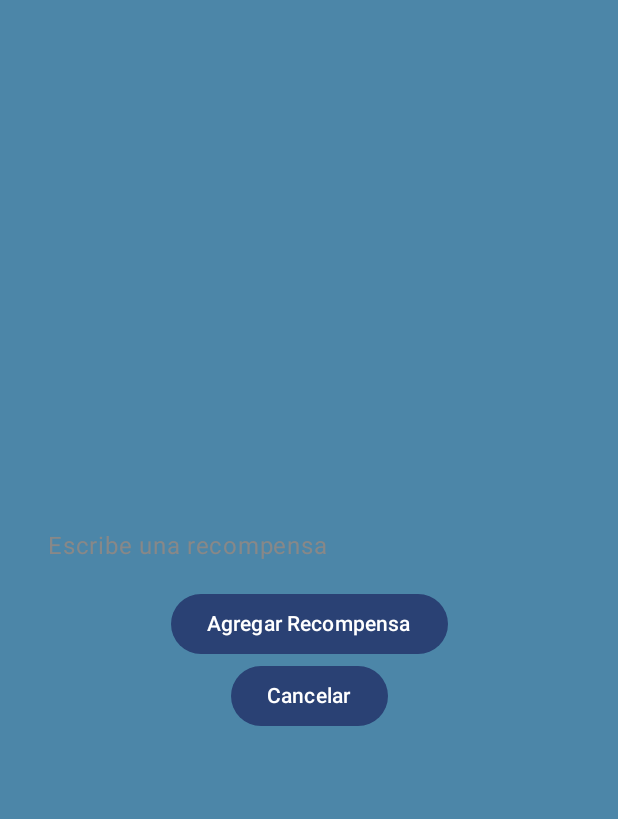
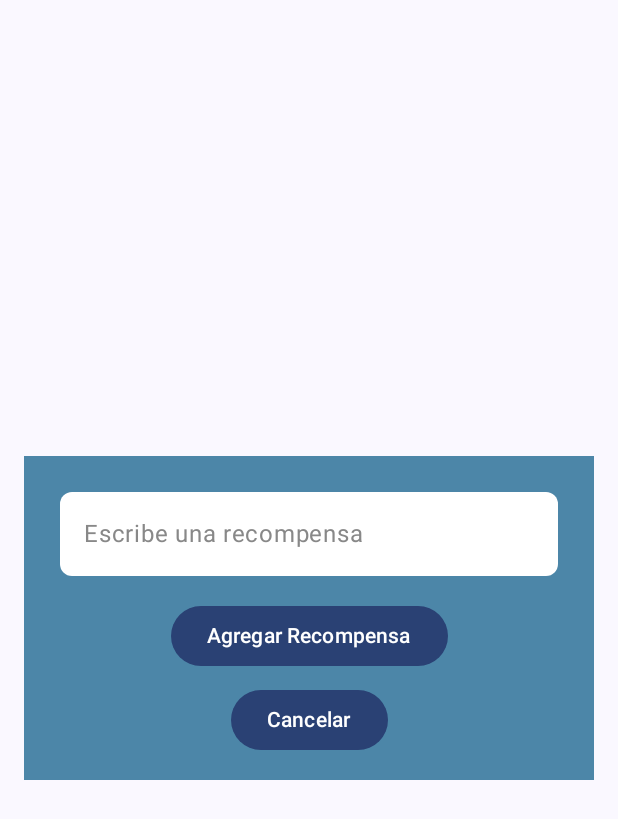
Before and after one commit to KAEM10/TaskMaster, an Android app built with Jetpack Compose: the composable AddRewardDialog shown on its own in the app's theme, on a phone screen of 412 x 824 dp. Shown: the top 819 px of the screen. Run offline under Robolectric (Android 15) with nearby library versions, the phone set to English and light mode, and no system bars.

Commit message:
update reward end

```diff
--- a/app/src/main/java/edu/unicauca/taskmaster/ui/screens/reward/RewardScreen.kt
+++ b/app/src/main/java/edu/unicauca/taskmaster/ui/screens/reward/RewardScreen.kt
@@ -5,6 +5,7 @@ import androidx.compose.foundation.Image
 import androidx.compose.foundation.background
 import androidx.compose.foundation.clickable
 import androidx.compose.foundation.layout.*
+import androidx.compose.foundation.shape.RoundedCornerShape
 import androidx.compose.foundation.text.BasicTextField
 import androidx.compose.material3.Button
 import androidx.compose.material3.MaterialTheme
@@ -12,6 +13,7 @@ import androidx.compose.material3.Text
 import androidx.compose.runtime.*
 import androidx.compose.ui.Alignment
 import androidx.compose.ui.Modifier
+import androidx.compose.ui.draw.clip
 import androidx.compose.ui.geometry.Offset
 import androidx.compose.ui.graphics.Color
 import androidx.compose.ui.layout.ContentScale
@@ -133,18 +135,23 @@ fun AddRewardDialog(
 
     Box(
         modifier = Modifier
-            .fillMaxSize()
-            .background(blue),
+            .fillMaxSize(),
+        contentAlignment = Alignment.Center
+    ) {
+        Box(
+            modifier = Modifier
+                .padding(16.dp)
+                .background(blue)
+                .clip(RoundedCornerShape(16.dp))
+                .padding(16.dp)
+                .fillMaxWidth()
+                .wrapContentHeight(),
             contentAlignment = Alignment.Center
         ) {
             Column(
-            modifier = Modifier
-                .padding(16.dp)
-                .fillMaxWidth()
-                .wrapContentHeight(),
+                modifier = Modifier.clip(RoundedCornerShape(16.dp)),
                 horizontalAlignment = Alignment.CenterHorizontally
             ) {
-            // Campo de texto para la recompensa
                 BasicTextField(
                     value = rewardName,
                     onValueChange = { rewardName = it },
@@ -153,7 +160,6 @@ fun AddRewardDialog(
                             modifier = Modifier
                                 .padding(8.dp)
                                 .fillMaxWidth()
-                            .background(blue)
                         ) {
                             if (rewardName.isEmpty()) {
                                 Text(text = "Escribe una recompensa", color = Color.Gray)
@@ -164,24 +170,25 @@ fun AddRewardDialog(
                     modifier = Modifier
                         .fillMaxWidth()
                         .padding(8.dp)
+                        .background(Color.White, shape = RoundedCornerShape(8.dp)) // Fondo blanco para el input
+                        .padding(8.dp)
                 )
-
-            // Botón para agregar la recompensa
                 Button(
                     onClick = {
                         if (rewardName.isNotBlank()) {
                             onAddReward(rewardName)
                         }
-                }
+                    },
+                    modifier = Modifier.padding(top = 8.dp)
                 ) {
                     Text(text = "Agregar Recompensa")
                 }
-
-            // Botón para cerrar el diálogo
                 Button(
-                onClick = { onDismiss() }
+                    onClick = { onDismiss() },
+                    modifier = Modifier.padding(top = 8.dp)
                 ) {
                     Text(text = "Cancelar")
+                }
             }
         }
     }
```
Lines whose indentation alone changed are shown as unchanged.
